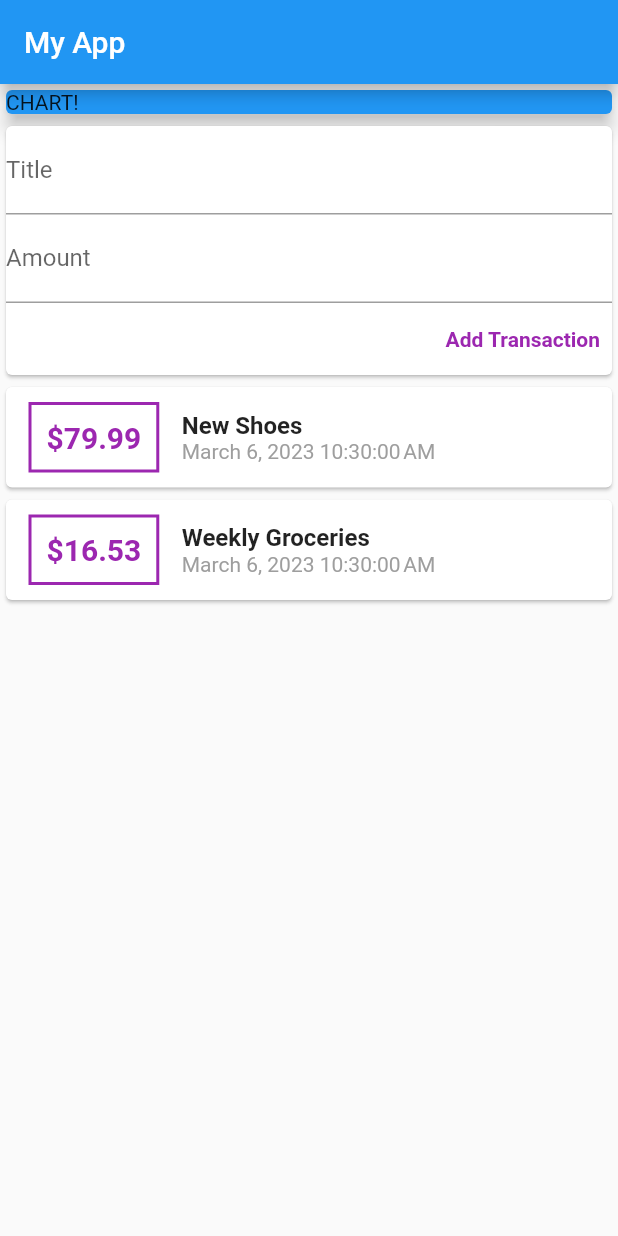
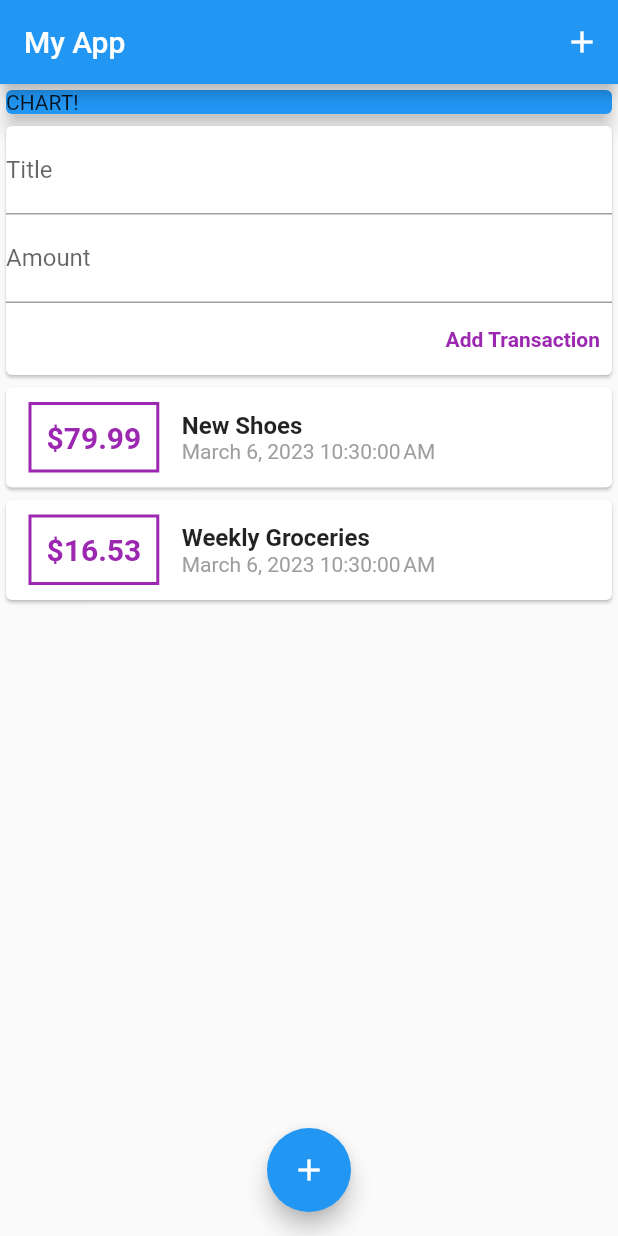
Before and after one commit to joseramosp/Learning-Flutter-2023, a Flutter app: the screen it shows after launch, after a tap on "Add Transaction", on a phone screen of 412 x 824 dp. Run offline on Flutter 3.47's test engine with Material 2 defaults, Android fonts, the light colour scheme and no system bars; missing offline and left inert: dart:ffi.

Commit message:
Added ListView and a Floating action Button.

```diff
--- a/Section 4/expenses_tracker/lib/main.dart
+++ b/Section 4/expenses_tracker/lib/main.dart
@@ -24,8 +24,17 @@ class _MyHomePageState extends State<MyHomePage> {
       home: Scaffold(
         appBar: AppBar(
           title: const Text('My App'),
+          actions: [
+            IconButton(
+              icon: const Icon(
+                Icons.add,
               ),
-        body: Column(
+              onPressed: () => null,
+            )
+          ],
+        ),
+        body: SingleChildScrollView(
+          child: Column(
             // mainAxisAlignment: MainAxisAlignment.start,
             crossAxisAlignment: CrossAxisAlignment.stretch,
             children: [
@@ -41,6 +50,12 @@ class _MyHomePageState extends State<MyHomePage> {
             ],
           ),
         ),
+        floatingActionButtonLocation: FloatingActionButtonLocation.centerFloat,
+        floatingActionButton: FloatingActionButton(
+          child: Icon(Icons.add),
+          onPressed: () {},
+        ),
+      ),
     );
   }
 }
--- a/Section 4/expenses_tracker/lib/widgets/new_transaction.dart
+++ b/Section 4/expenses_tracker/lib/widgets/new_transaction.dart
@@ -13,6 +13,20 @@ class NewTransaction extends StatelessWidget {
   final titleController = TextEditingController();
   final amountController = TextEditingController();
 
+  void submitData() {
+    final enteredTitle = titleController.text;
+    final enteredAmount = double.parse(amountController.text);
+
+    if (enteredAmount <= 0 || enteredTitle.isEmpty) {
+      return;
+    }
+
+    addTx(
+      titleController.text,
+      double.parse(amountController.text),
+    );
+  }
+
   @override
   Widget build(BuildContext context) {
     return Card(
@@ -23,29 +37,25 @@ class NewTransaction extends StatelessWidget {
             decoration: const InputDecoration(
               labelText: 'Title',
             ),
+            controller: titleController,
+            onSubmitted: (_) => submitData,
             // onChanged: (val) {
             //   titleInput = val;
             // },
-            controller: titleController,
           ),
           TextField(
             decoration: const InputDecoration(
               labelText: 'Amount',
             ),
+            controller: amountController,
+            keyboardType: TextInputType.number,
+            onSubmitted: (_) => submitData,
             // onChanged: (val) {
             //   amountInput = val;
             // },
-            controller: amountController,
           ),
           TextButton(
-            onPressed: () {
-              addTx(
-                titleController.text,
-                double.parse(amountController.text),
-              );
-              // print(titleController.text);
-              // print(amountController.text);
-            },
+            onPressed: submitData,
             child: const Text(
               'Add Transaction',
               style: TextStyle(
--- a/Section 4/expenses_tracker/lib/widgets/transaction_list.dart
+++ b/Section 4/expenses_tracker/lib/widgets/transaction_list.dart
@@ -14,8 +14,11 @@ class TransactionList extends StatelessWidget {
 
   @override
   Widget build(BuildContext context) {
-    return Column(
-      children: transactions.map((tx) {
+    return Container(
+      height: 400,
+      child: ListView.builder(
+        itemCount: transactions.length,
+        itemBuilder: (ctx, index) {
           return Card(
             child: Row(
               children: [
@@ -32,7 +35,7 @@ class TransactionList extends StatelessWidget {
                   ),
                   padding: const EdgeInsets.all(10),
                   child: Text(
-                  '\$${tx.amount}',
+                    '\$${transactions[index].amount.toStringAsFixed(2)}',
                     style: const TextStyle(
                       fontWeight: FontWeight.bold,
                       fontSize: 20,
@@ -44,14 +47,14 @@ class TransactionList extends StatelessWidget {
                   crossAxisAlignment: CrossAxisAlignment.start,
                   children: [
                     Text(
-                    tx.title,
+                      transactions[index].title,
                       style: const TextStyle(
                         fontSize: 16,
                         fontWeight: FontWeight.bold,
                       ),
                     ),
                     Text(
-                    DateFormat().format(tx.date),
+                      DateFormat().format(transactions[index].date),
                       style: const TextStyle(
                         color: Colors.grey,
                       ),
@@ -61,7 +64,8 @@ class TransactionList extends StatelessWidget {
               ],
             ),
           );
-      }).toList(),
+        },
+      ),
     );
   }
 }
```
Lines whose indentation alone changed are shown as unchanged.
